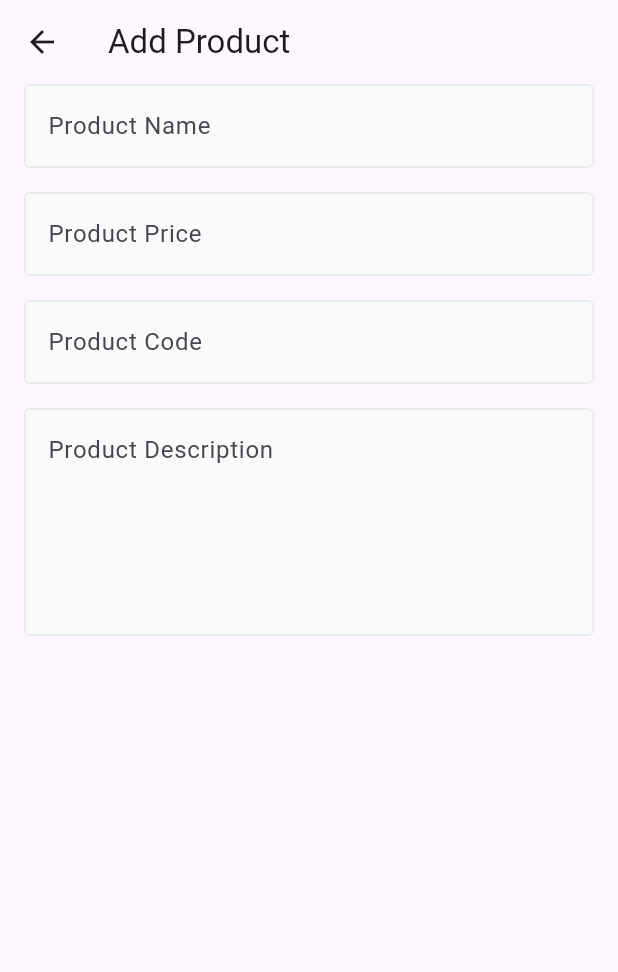
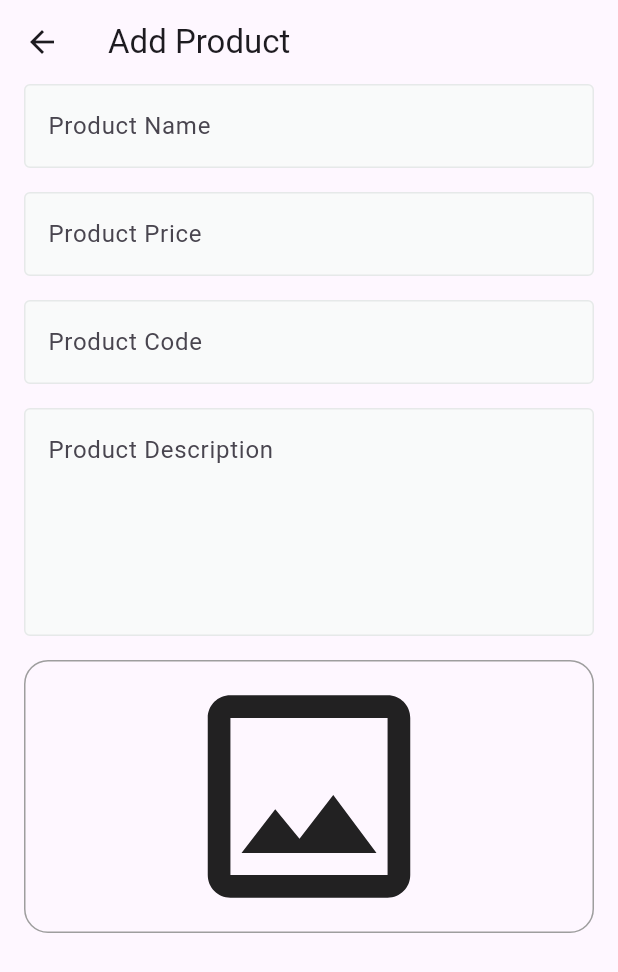
Before and after one commit to abo3amer69/Fruit-HubDashBoard-, a Flutter app: the AddProductView screen opened by its route, on a phone screen of 412 x 824 dp. Shown: the top 972 px of the screen. Run offline on Flutter 3.47's test engine with Material 3 defaults, Android fonts, the phone set to English and light mode, and no system bars; drawn by our look-alikes of skeletonizer; our stand-ins replace firebase_core, image_picker; accounts and stored records are empty.

Commit message:
add product form part 4 "image field"

```diff
--- a/lib/features/add_product/presentation/views/widget/add_product_view_body.dart
+++ b/lib/features/add_product/presentation/views/widget/add_product_view_body.dart
@@ -1,5 +1,6 @@
 import 'package:flutter/material.dart';
 import 'package:fruits_apps_dashboard/core/widgets/custom_text_form_field.dart';
+import 'package:fruits_apps_dashboard/features/add_product/presentation/views/widget/image_product.dart';
 
 class AddProductViewBody extends StatefulWidget {
   const AddProductViewBody({super.key});
@@ -44,6 +45,11 @@ class _AddProductViewBodyState extends State<AddProductViewBody> {
                 maxLines: 5,
               ),
               SizedBox(height: 16),
+              ImageProduct(
+                onFileChanged: (value) {
+
+                },
+              ),
             ],
           ),
         ),
--- /dev/null
+++ b/lib/features/add_product/presentation/views/widget/image_product.dart
@@ -0,0 +1,75 @@
+import 'dart:io';
+
+import 'package:flutter/material.dart';
+import 'package:image_picker/image_picker.dart';
+import 'package:skeletonizer/skeletonizer.dart';
+
+class ImageProduct extends StatefulWidget {
+  const ImageProduct({super.key, required this.onFileChanged});
+
+
+  final ValueChanged<File?> onFileChanged;
+
+  @override
+  State<ImageProduct> createState() => _ImageProductState();
+}
+
+class _ImageProductState extends State<ImageProduct> {
+  bool isLoading = false;
+  File? fileImage;
+  @override
+  Widget build(BuildContext context) {
+    return Skeletonizer(
+      enabled: isLoading,
+      child: GestureDetector(
+        onTap: () async {
+          isLoading = true;
+          setState(() {});
+          try {
+            await pickImage();
+          } catch (e) {
+            isLoading = false;
+            setState(() {});
+          }
+          isLoading = false;
+          setState(() {});
+        },
+        child: Stack(
+          children: [
+            Container(
+              width: double.infinity,
+              decoration: BoxDecoration(
+                borderRadius: BorderRadius.circular(16),
+                border: Border.all(color: Colors.grey),
+              ),
+              child: fileImage != null
+                  ? ClipRRect(
+                      borderRadius: BorderRadius.circular(16),
+                      child: Image.file(fileImage!),
+                    )
+                  : Icon(Icons.image_outlined, size: 180),
+            ),
+            Visibility(
+              visible: fileImage != null,
+              child: IconButton(onPressed: () {
+                fileImage = null;
+                widget.onFileChanged(fileImage!);
+                setState(() {
+
+                });
+              }, icon: Icon(Icons.close,color: Colors.red,)),
+            ),
+          ],
+        ),
+      ),
+    );
+  }
+
+  Future<void> pickImage() async {
+    final ImagePicker picker = ImagePicker();
+
+    final XFile? image = await picker.pickImage(source: ImageSource.gallery);
+    fileImage = File(image!.path);
+    widget.onFileChanged(fileImage!);
+  }
+}
```
Also changed, not shown: pubspec.yaml (+2 -6 lines), pubspec.lock, 5 other files.
